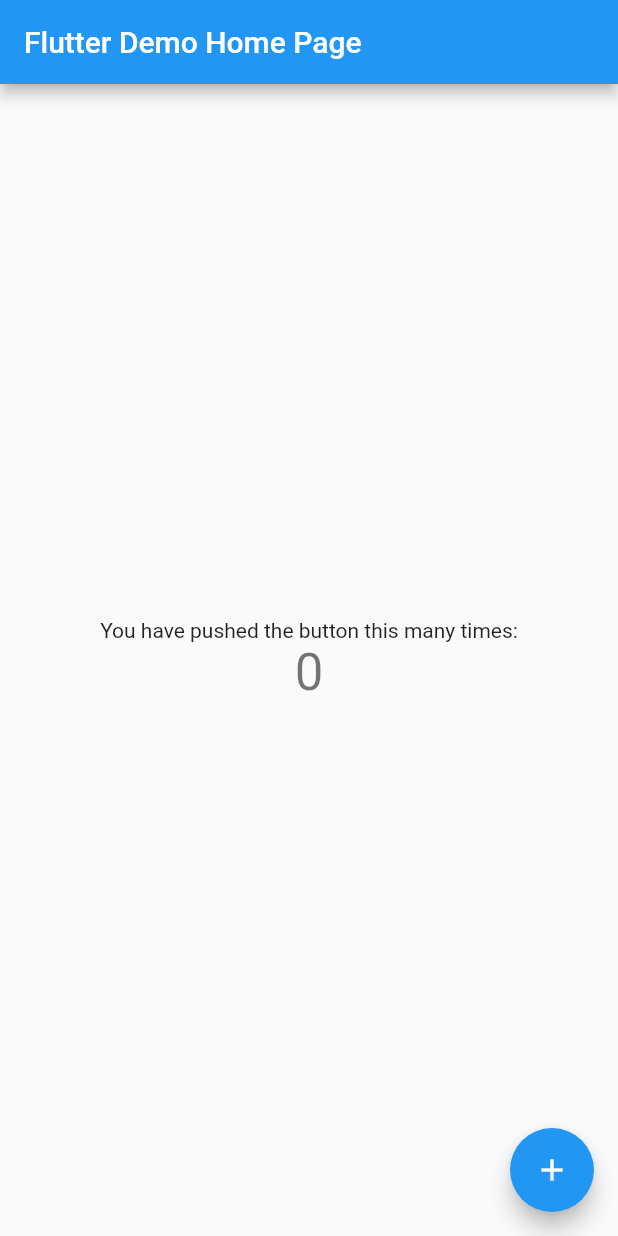
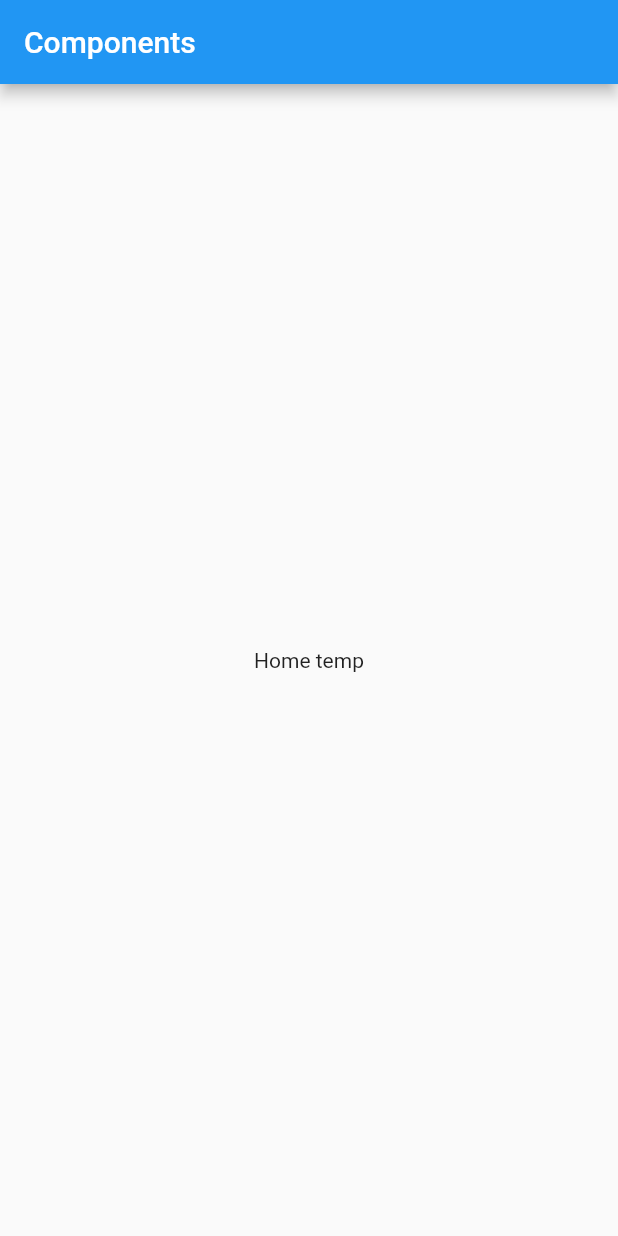
Before and after one commit to dtlucho/flutter_components, a Flutter app: the screen it shows after launch, on a phone screen of 412 x 824 dp. Run offline on Flutter 3.47's test engine with Material 2 defaults, Android fonts, the phone set to English and light mode, and no system bars.

Commit message:
[FT] App main structure

```diff
--- a/lib/main.dart
+++ b/lib/main.dart
@@ -1,115 +1,23 @@
 import 'package:flutter/material.dart';
 
-void main() {
-  runApp(const MyApp());
-}
+import 'package:flutter_components/src/pages/home_temp.dart';
+
+void main() => runApp(const MyApp());
 
 class MyApp extends StatelessWidget {
   const MyApp({Key? key}) : super(key: key);
 
-  // This widget is the root of your application.
   @override
   Widget build(BuildContext context) {
     return MaterialApp(
-      title: 'Flutter Demo',
-      theme: ThemeData(
-        // This is the theme of your application.
-        //
-        // Try running your application with "flutter run". You'll see the
-        // application has a blue toolbar. Then, without quitting the app, try
-        // changing the primarySwatch below to Colors.green and then invoke
-        // "hot reload" (press "r" in the console where you ran "flutter run",
-        // or simply save your changes to "hot reload" in a Flutter IDE).
-        // Notice that the counter didn't reset back to zero; the application
-        // is not restarted.
-        primarySwatch: Colors.blue,
+      debugShowCheckedModeBanner: false,
+      title: 'Components App',
+      home: Scaffold(
+        appBar: AppBar(
+          title: const Text('Components'),
+        ),
+        body: const HomePageTemp(),
       ),
-      home: const MyHomePage(title: 'Flutter Demo Home Page'),
     );
   }
 }
-
-class MyHomePage extends StatefulWidget {
-  const MyHomePage({Key? key, required this.title}) : super(key: key);
-
-  // This widget is the home page of your application. It is stateful, meaning
-  // that it has a State object (defined below) that contains fields that affect
-  // how it looks.
-
-  // This class is the configuration for the state. It holds the values (in this
-  // case the title) provided by the parent (in this case the App widget) and
-  // used by the build method of the State. Fields in a Widget subclass are
-  // always marked "final".
-
-  final String title;
-
-  @override
-  State<MyHomePage> createState() => _MyHomePageState();
-}
-
-class _MyHomePageState extends State<MyHomePage> {
-  int _counter = 0;
-
-  void _incrementCounter() {
-    setState(() {
-      // This call to setState tells the Flutter framework that something has
-      // changed in this State, which causes it to rerun the build method below
-      // so that the display can reflect the updated values. If we changed
-      // _counter without calling setState(), then the build method would not be
-      // called again, and so nothing would appear to happen.
-      _counter++;
-    });
-  }
-
-  @override
-  Widget build(BuildContext context) {
-    // This method is rerun every time setState is called, for instance as done
-    // by the _incrementCounter method above.
-    //
-    // The Flutter framework has been optimized to make rerunning build methods
-    // fast, so that you can just rebuild anything that needs updating rather
-    // than having to individually change instances of widgets.
-    return Scaffold(
-      appBar: AppBar(
-        // Here we take the value from the MyHomePage object that was created by
-        // the App.build method, and use it to set our appbar title.
-        title: Text(widget.title),
-      ),
-      body: Center(
-        // Center is a layout widget. It takes a single child and positions it
-        // in the middle of the parent.
-        child: Column(
-          // Column is also a layout widget. It takes a list of children and
-          // arranges them vertically. By default, it sizes itself to fit its
-          // children horizontally, and tries to be as tall as its parent.
-          //
-          // Invoke "debug painting" (press "p" in the console, choose the
-          // "Toggle Debug Paint" action from the Flutter Inspector in Android
-          // Studio, or the "Toggle Debug Paint" command in Visual Studio Code)
-          // to see the wireframe for each widget.
-          //
-          // Column has various properties to control how it sizes itself and
-          // how it positions its children. Here we use mainAxisAlignment to
-          // center the children vertically; the main axis here is the vertical
-          // axis because Columns are vertical (the cross axis would be
-          // horizontal).
-          mainAxisAlignment: MainAxisAlignment.center,
-          children: <Widget>[
-            const Text(
-              'You have pushed the button this many times:',
-            ),
-            Text(
-              '$_counter',
-              style: Theme.of(context).textTheme.headline4,
-            ),
-          ],
-        ),
-      ),
-      floatingActionButton: FloatingActionButton(
-        onPressed: _incrementCounter,
-        tooltip: 'Increment',
-        child: const Icon(Icons.add),
-      ), // This trailing comma makes auto-formatting nicer for build methods.
-    );
-  }
-}
--- /dev/null
+++ b/lib/src/pages/home_temp.dart
@@ -0,0 +1,12 @@
+import 'package:flutter/material.dart';
+
+class HomePageTemp extends StatelessWidget {
+  const HomePageTemp({Key? key}) : super(key: key);
+
+  @override
+  Widget build(BuildContext context) {
+    return const Center(
+      child: Text("Home temp"),
+    );
+  }
+}
```
